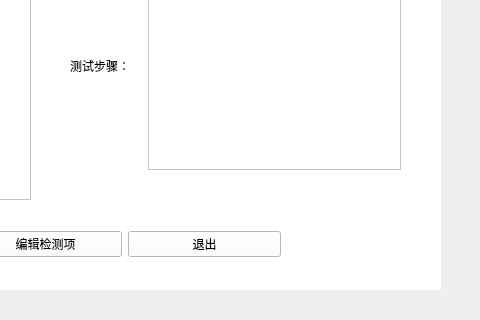
Before: the Qt Designer form user.ui in Woodsssss/Lanzhou, drawn with Qt 5; both pictures show x 360 to 840 and y 231 to 551 of the 840 by 551 pixel window.
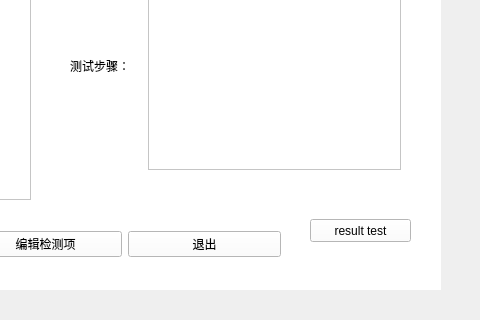
After: the same form once the commit is applied.

The edit to the form file:
```diff
--- a/user.ui
+++ b/user.ui
@@ -252,6 +252,19 @@
        </item>
       </layout>
      </widget>
+     <widget class="QPushButton" name="pushButton_3">
+      <property name="geometry">
+       <rect>
+        <x>640</x>
+        <y>390</y>
+        <width>101</width>
+        <height>23</height>
+       </rect>
+      </property>
+      <property name="text">
+       <string>result test</string>
+      </property>
+     </widget>
     </widget>
     <widget class="QWidget" name="page_2">
      <widget class="QLabel" name="label_title_2">
```
